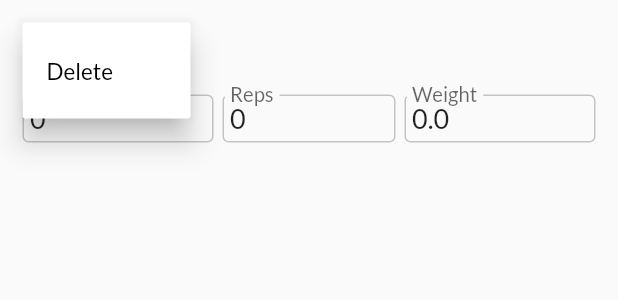
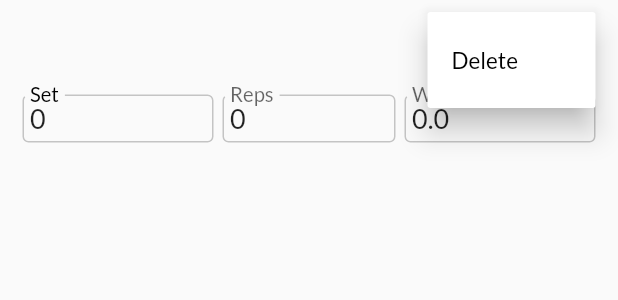
Before and after one commit to kljuni/Reps-Tracker-App, a Flutter app: the ExerciseForm widget shown alone on an empty page, opened directly with empty values, after a tap on the "more vert" icon, on a phone screen of 412 x 824 dp. Shown: the top 300 px of the screen. Run offline on Flutter 3.47's test engine with Material 2 defaults, Android fonts, the phone set to English and light mode, and no system bars; our stand-ins replace sqflite; accounts and stored records are empty.

Commit message:
Adding popup menus for training and exercise deletion

```diff
--- a/lib/exercise_form.dart
+++ b/lib/exercise_form.dart
@@ -33,41 +33,37 @@ class _ExerciseFormState extends State<ExerciseForm> {
   @override
   Widget build(BuildContext context) {
     return Padding(
-      padding: EdgeInsets.symmetric(vertical: 15, horizontal: 15),
+      padding: EdgeInsets.only(bottom: 15, left: 15, right: 15),
       child: Form(
         key: _formKey,
         child: Column(
           crossAxisAlignment: CrossAxisAlignment.start,
           children: [
-            Row(
-              children: [
             Padding(
-                  padding: const EdgeInsets.only(bottom: 18),
+              padding: const EdgeInsets.only(bottom: 15),
               child: Row(
                 children: [
                   Text(
                     widget._exercise.name,
                     style: Theme.of(context).textTheme.headlineMedium,
                   ),
-                    ],
-                  ),
-                ),
+                  Spacer(),
                   PopupMenuButton<ExerciseMenuItem>(onSelected: (value) {
                     executeMenuAction(value, context);
                   }, itemBuilder: (context) {
                     return [
                       PopupMenuItem<ExerciseMenuItem>(
-                      child: Text(
-                        "Delete",
+                        child: Text("Delete",
                             style: Theme.of(context)
                                 .textTheme
-                            .labelLarge?.apply(color: Colors.black)
-                      ),
+                                .labelLarge
+                                ?.apply(color: Colors.black)),
                         value: ExerciseMenuItem.delete,
                       )
                     ];
                   })
                 ],
+              ),
             ),
             Row(
               children: <Widget>[
@@ -175,7 +171,6 @@ class _ExerciseFormState extends State<ExerciseForm> {
         {
           Provider.of<TrainingModel>(context, listen: false)
               .deleteExercise(widget._exercise);
-          Navigator.pop(context);
         }
         break;
     }
--- a/lib/main.dart
+++ b/lib/main.dart
@@ -30,6 +30,9 @@ class App extends StatelessWidget {
             headlineLarge: TextStyle(fontSize: 20.0, color: Colors.black),
             headlineMedium: TextStyle(fontSize: 18.0, color: Colors.black),
             headlineSmall: TextStyle(fontSize: 12.0, color: Colors.black),
+            // displayLarge: TextStyle(fontSize: 16.0, color: Colors.black),
+            // displayMedium: TextStyle(fontSize: 15.0, color: Colors.black),
+            // displaySmall: TextStyle(fontSize: 14.0, color: Colors.black),
             bodyLarge: TextStyle(fontSize: 16.0, color: Colors.black),
             titleLarge: TextStyle(fontSize: 12.0, color: Colors.grey),
             labelLarge: TextStyle(fontSize: 15.0, color: Colors.white),
--- a/lib/training_form.dart
+++ b/lib/training_form.dart
@@ -55,12 +55,14 @@ class _TrainingFormState extends State<TrainingForm> {
                     child: Padding(
                       padding: const EdgeInsets.only(right: 5),
                       child: TextFormField(
+                        maxLength: 30,
                         controller: _nameController,
                         style: TextStyle(fontSize: 18),
                         decoration: InputDecoration(
                             contentPadding: EdgeInsets.all(15),
                             isDense: true,
-                            labelText: 'Name'),
+                            labelText: 'Name',
+                            counterText: "",),
                         validator: (value) {
                           if (value == null || value.length == 0) {
                             return 'Please enter a name';
```
Also changed, not shown: lib/data/database.dart (+15 -0 lines), lib/training_list_model.dart (+14 -6 lines). Lines whose indentation alone changed are shown as unchanged.
